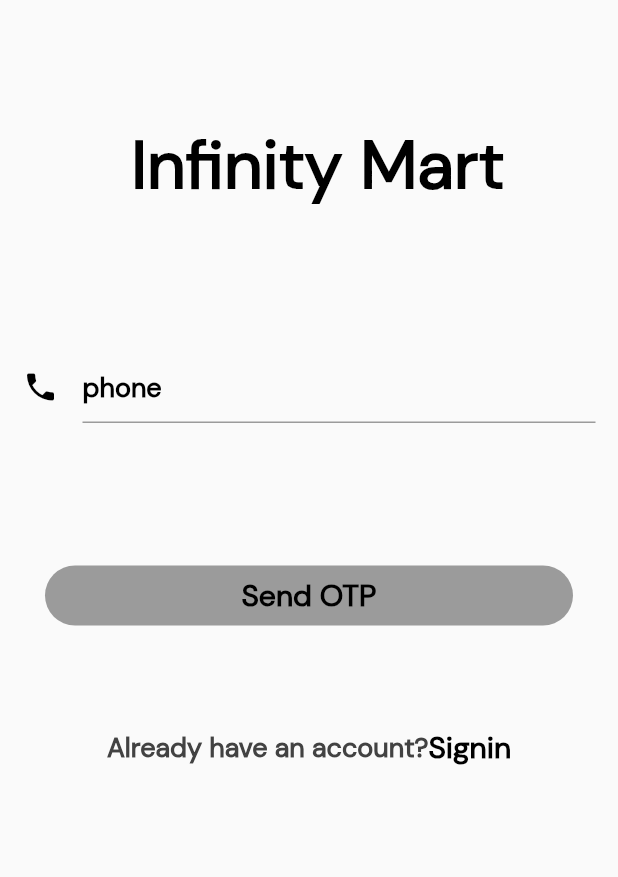
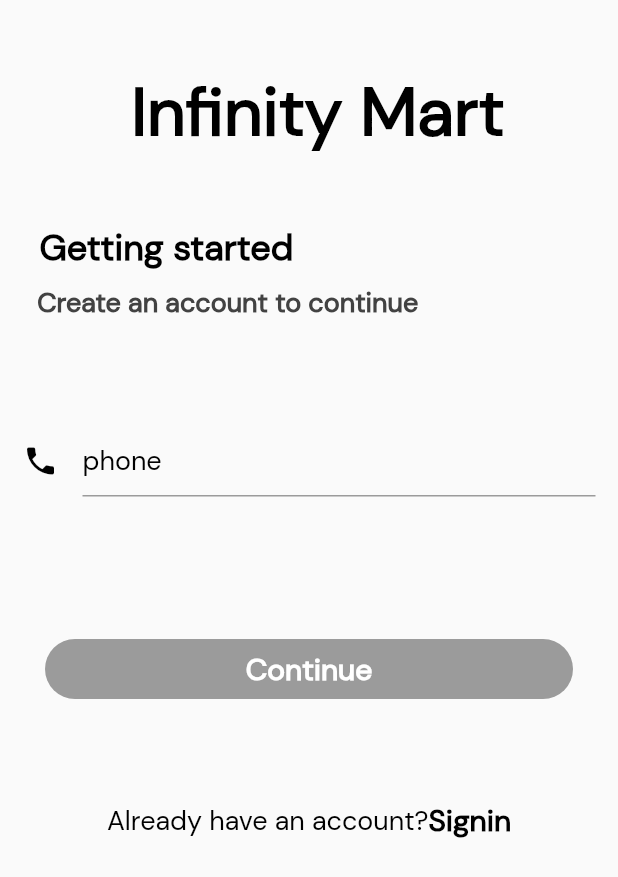
Before and after one commit to VivekTangirala/E-commerce, a Flutter app: the SignupPage screen opened directly, on a phone screen of 412 x 824 dp. Shown: the top 877 px of the screen. Run offline on Flutter 3.47's test engine with Material 2 defaults, Android fonts, the light colour scheme and no system bars; our stand-ins replace badges, bottom_navy_bar, cached_network_image, carousel_pro, eva_icons_flutter, google_fonts and 1 more; accounts and stored records are empty; network calls fail.

Commit message:
changes made in homepade

```diff
--- a/lib/Homepage/just_for_you.dart
+++ b/lib/Homepage/just_for_you.dart
@@ -48,7 +48,7 @@
       position: BadgePosition.topLeft(top: 6, left: 6),
       child: Container(
         margin: EdgeInsets.only(left: 6, bottom: 6),
-        padding: EdgeInsets.all(20),
+        padding: EdgeInsets.all(10),
         alignment: Alignment.center,
         decoration: BoxDecoration(
           image: DecorationImage(
@@ -70,7 +70,7 @@
   Widget _badgeless(int index) {
     return Container(
       margin: EdgeInsets.only(left: 6, bottom: 6),
-      padding: EdgeInsets.all(20),
+      padding: EdgeInsets.all(10),
       alignment: Alignment.center,
       decoration: BoxDecoration(
         image: DecorationImage(
--- a/lib/Login/phone_number.dart
+++ b/lib/Login/phone_number.dart
@@ -35,6 +35,8 @@
                 children: <Widget>[
                   headerSection(),
                   SizedBox(height: 30.0),
+                  getting_started(),
+                  getting_started1(),
                   textSection(),
                   senOTPButton(),
                   SizedBox(height: 50.0),
@@ -44,19 +46,42 @@
       ),
     );
   }
-
   //Header Handling
 
   Container headerSection() {
     return Container(
-        margin: EdgeInsets.only(top: 50.0, bottom: 15),
-        padding: EdgeInsets.symmetric(horizontal: 20.0, vertical: 30.0),
+        margin: EdgeInsets.only(top: 30.0),
+        padding: EdgeInsets.symmetric(horizontal: 20.0, vertical: 15.0),
         child: Center(
           child: Text(
             " Infinity Mart",
             style: Theme.of(context).textTheme.headline1,
           ),
         ));
+  }
+
+  Widget getting_started() {
+    return Container(
+      alignment: Alignment.topLeft,
+      margin: EdgeInsets.only(bottom: 10),
+      padding: EdgeInsets.only(left: 20.0),
+      child: Text(
+        " Getting started",
+        style: Theme.of(context).textTheme.headline3,
+      ),
+    );
+  }
+
+  Widget getting_started1() {
+    return Container(
+      alignment: Alignment.topLeft,
+      margin: EdgeInsets.only(bottom: 50),
+      padding: EdgeInsets.only(left: 20.0),
+      child: Text(
+        " Create an account to continue",
+        style: Theme.of(context).textTheme.headline4,
+      ),
+    );
   }
 
   sendOTP(String phone) async {
@@ -177,7 +202,7 @@
               },
         elevation: 0.0,
         color: Color(0xffe74c3c),
-        child: Text("Send OTP", style: Theme.of(context).textTheme.headline2),
+        child: Text("Continue", style:Theme.of(context).textTheme.headline2.copyWith(color:Colors.white)),
         shape:
             RoundedRectangleBorder(borderRadius: BorderRadius.circular(25.0)),
       ),
@@ -195,10 +220,12 @@
         child: Padding(
           padding: EdgeInsets.symmetric(vertical: 15.0),
           child: Center(
-            child: Row(mainAxisAlignment: MainAxisAlignment.center, children: <Widget>[
+            child: Row(
+                mainAxisAlignment: MainAxisAlignment.center,
+                children: <Widget>[
                   Text(
                     "Already have an account?",
-            style: Theme.of(context).textTheme.headline4,
+                    style: Theme.of(context).textTheme.headline5,
                   ),
                   Text(
                     "Signin",
--- a/lib/Themes.dart
+++ b/lib/Themes.dart
@@ -35,9 +35,9 @@
       ),
       subtitle1: base.subtitle1.copyWith(
         fontFamily: "DM_Sans",
-        color: Colors.grey[800],
+        color: Colors.grey[700],
         fontSize: 18.0,
-        fontWeight: FontWeight.bold,
+        fontWeight: FontWeight.normal,
       ),
       bodyText1: base.bodyText1.copyWith(
         fontFamily: "DM_Sans",
@@ -48,7 +48,7 @@
       bodyText2: base.bodyText2.copyWith(
         fontFamily: "DM_Sans",
         color: Colors.grey[800],
-        fontSize: 16.0,
+        fontSize: 15.0,
         fontWeight: FontWeight.w600,
       ),
     );
```
Also changed, not shown: lib/Homepage/_appbar.dart (added, +23 -0 lines), lib/Homepage/category.dart (+17 -15 lines), lib/Homepage/homefragment.dart (+103 -41 lines), lib/Login/login.dart (+29 -5 lines), lib/bottom_nav.dart (+5 -4 lines). Lines whose indentation alone changed are shown as unchanged.
